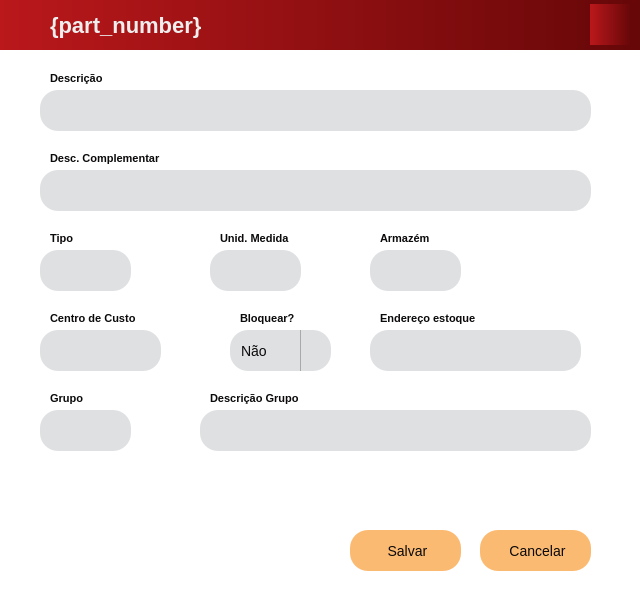
This is src/qt/ui/edit_product_window.ui in eliezermoraesss/eureka_app_pyqt5_project_v2 as Qt 5 draws it before an edit. The edited form follows.
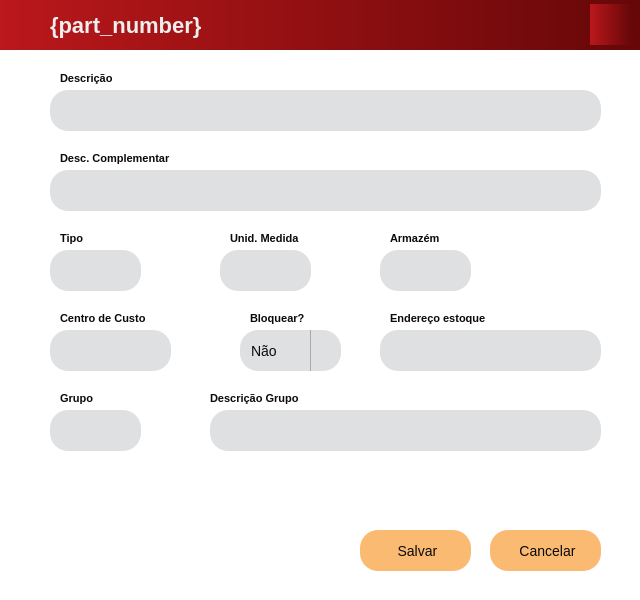
This is the edited form. Icons and pictures are not drawn.

Commit message: style: replace tkinter window notification for pyqt5 QMessageBox window dialog

```diff
--- a/src/qt/ui/edit_product_window.ui
+++ b/src/qt/ui/edit_product_window.ui
@@ -196,24 +196,6 @@
     height: 10px;
 }
 
-QPushButton {
-    background-color: #fbba72;
-    border: 2px;
-    border-radius: 18px;
-    font-size: 14px;
-    font-weight: regular;
-}
-
-QPushButton:hover {
-    background-color: #e5383b;
-    color: #EEEEEE
-}
-
-QPushButton:pressed {
-    background-color: #6703c5;
-    color: #EEEEEE;
-}
-
 QTableWidget {
     border: 1px solid #000000;
     background-color: #686D76;
@@ -249,7 +231,7 @@
    <widget class="QLineEdit" name="desc_comp_field">
     <property name="geometry">
      <rect>
-      <x>40</x>
+      <x>50</x>
       <y>120</y>
       <width>551</width>
       <height>41</height>
@@ -285,7 +267,7 @@
    <widget class="QLineEdit" name="tipo_field">
     <property name="geometry">
      <rect>
-      <x>40</x>
+      <x>50</x>
       <y>200</y>
       <width>91</width>
       <height>41</height>
@@ -327,7 +309,7 @@
    <widget class="QLabel" name="desc_comp_label">
     <property name="geometry">
      <rect>
-      <x>50</x>
+      <x>60</x>
       <y>100</y>
       <width>131</width>
       <height>16</height>
@@ -347,7 +329,7 @@
    <widget class="QLabel" name="tipo_label">
     <property name="geometry">
      <rect>
-      <x>50</x>
+      <x>60</x>
       <y>180</y>
       <width>51</width>
       <height>16</height>
@@ -367,7 +349,7 @@
    <widget class="QPushButton" name="btn_close">
     <property name="geometry">
      <rect>
-      <x>480</x>
+      <x>490</x>
       <y>480</y>
       <width>111</width>
       <height>41</height>
@@ -388,10 +370,25 @@
      <enum>Qt::TabFocus</enum>
     </property>
     <property name="styleSheet">
-     <string notr="true">QPushButton:hover {
+     <string notr="true">QPushButton {
+    background-color: #fbba72;
+    border: 2px;
+    border-radius: 18px;
+    font-size: 14px;
+    font-weight: regular;
+}
+
+QPushButton:hover {
     background-color: #d60000;
     color: #EEEEEE
-}</string>
+}
+
+QPushButton:pressed {
+    background-color: #6703c5;
+    color: #EEEEEE;
+}
+
+</string>
     </property>
     <property name="text">
      <string> Cancelar</string>
@@ -410,7 +407,7 @@
    <widget class="QLabel" name="descricao_label">
     <property name="geometry">
      <rect>
-      <x>50</x>
+      <x>60</x>
       <y>20</y>
       <width>61</width>
       <height>16</height>
@@ -430,7 +427,7 @@
    <widget class="QLineEdit" name="descricao_field">
     <property name="geometry">
      <rect>
-      <x>40</x>
+      <x>50</x>
       <y>40</y>
       <width>551</width>
       <height>41</height>
@@ -469,46 +466,46 @@
    <widget class="QLineEdit" name="um_field">
     <property name="geometry">
      <rect>
-      <x>210</x>
-      <y>200</y>
-      <width>91</width>
-      <height>41</height>
-     </rect>
-    </property>
-    <property name="minimumSize">
-     <size>
-      <width>10</width>
-      <height>41</height>
-     </size>
-    </property>
-    <property name="font">
-     <font>
-      <pointsize>-1</pointsize>
-     </font>
-    </property>
-    <property name="focusPolicy">
-     <enum>Qt::ClickFocus</enum>
-    </property>
-    <property name="inputMask">
-     <string/>
-    </property>
-    <property name="text">
-     <string/>
-    </property>
-    <property name="maxLength">
-     <number>2</number>
-    </property>
-    <property name="echoMode">
-     <enum>QLineEdit::Normal</enum>
-    </property>
-    <property name="clearButtonEnabled">
-     <bool>true</bool>
-    </property>
-   </widget>
-   <widget class="QLabel" name="um_label">
-    <property name="geometry">
-     <rect>
       <x>220</x>
+      <y>200</y>
+      <width>91</width>
+      <height>41</height>
+     </rect>
+    </property>
+    <property name="minimumSize">
+     <size>
+      <width>10</width>
+      <height>41</height>
+     </size>
+    </property>
+    <property name="font">
+     <font>
+      <pointsize>-1</pointsize>
+     </font>
+    </property>
+    <property name="focusPolicy">
+     <enum>Qt::ClickFocus</enum>
+    </property>
+    <property name="inputMask">
+     <string/>
+    </property>
+    <property name="text">
+     <string/>
+    </property>
+    <property name="maxLength">
+     <number>2</number>
+    </property>
+    <property name="echoMode">
+     <enum>QLineEdit::Normal</enum>
+    </property>
+    <property name="clearButtonEnabled">
+     <bool>true</bool>
+    </property>
+   </widget>
+   <widget class="QLabel" name="um_label">
+    <property name="geometry">
+     <rect>
+      <x>230</x>
       <y>180</y>
       <width>81</width>
       <height>16</height>
@@ -528,7 +525,7 @@
    <widget class="QLabel" name="armazem_label">
     <property name="geometry">
      <rect>
-      <x>380</x>
+      <x>390</x>
       <y>180</y>
       <width>61</width>
       <height>16</height>
@@ -548,7 +545,7 @@
    <widget class="QPushButton" name="btn_save">
     <property name="geometry">
      <rect>
-      <x>350</x>
+      <x>360</x>
       <y>480</y>
       <width>111</width>
       <height>41</height>
@@ -569,10 +566,24 @@
      <enum>Qt::TabFocus</enum>
     </property>
     <property name="styleSheet">
-     <string notr="true">QPushButton:hover {
+     <string notr="true">QPushButton {
+    background-color: #fbba72;
+    border: 2px;
+    border-radius: 18px;
+    font-size: 14px;
+    font-weight: regular;
+}
+
+QPushButton:hover {
     background-color: #399918;
     color: #EEEEEE
-}</string>
+}
+QPushButton:pressed {
+    background-color: #6703c5;
+    color: #EEEEEE;
+}
+
+</string>
     </property>
     <property name="text">
      <string> Salvar</string>
@@ -591,7 +602,7 @@
    <widget class="QLineEdit" name="grupo_field">
     <property name="geometry">
      <rect>
-      <x>40</x>
+      <x>50</x>
       <y>360</y>
       <width>91</width>
       <height>41</height>
@@ -630,7 +641,7 @@
    <widget class="QLabel" name="grupo_label">
     <property name="geometry">
      <rect>
-      <x>50</x>
+      <x>60</x>
       <y>340</y>
       <width>81</width>
       <height>16</height>
@@ -650,7 +661,7 @@
    <widget class="QLineEdit" name="desc_grupo_field">
     <property name="geometry">
      <rect>
-      <x>200</x>
+      <x>210</x>
       <y>360</y>
       <width>391</width>
       <height>41</height>
@@ -712,7 +723,7 @@
    <widget class="QLabel" name="cc_label">
     <property name="geometry">
      <rect>
-      <x>50</x>
+      <x>60</x>
       <y>260</y>
       <width>101</width>
       <height>16</height>
@@ -732,7 +743,7 @@
    <widget class="QComboBox" name="bloquear_combobox">
     <property name="geometry">
      <rect>
-      <x>230</x>
+      <x>240</x>
       <y>280</y>
       <width>101</width>
       <height>41</height>
@@ -787,7 +798,7 @@
    <widget class="QLabel" name="bloquear_label">
     <property name="geometry">
      <rect>
-      <x>240</x>
+      <x>250</x>
       <y>260</y>
       <width>101</width>
       <height>16</height>
@@ -807,9 +818,9 @@
    <widget class="QLineEdit" name="endereco_field">
     <property name="geometry">
      <rect>
-      <x>370</x>
+      <x>380</x>
       <y>280</y>
-      <width>211</width>
+      <width>221</width>
       <height>41</height>
      </rect>
     </property>
@@ -849,7 +860,7 @@
    <widget class="QLabel" name="endereco_label">
     <property name="geometry">
      <rect>
-      <x>380</x>
+      <x>390</x>
       <y>260</y>
       <width>111</width>
       <height>16</height>
@@ -869,7 +880,7 @@
    <widget class="QLineEdit" name="armazem_field">
     <property name="geometry">
      <rect>
-      <x>370</x>
+      <x>380</x>
       <y>200</y>
       <width>91</width>
       <height>41</height>
@@ -911,7 +922,7 @@
    <widget class="QLineEdit" name="cc_field">
     <property name="geometry">
      <rect>
-      <x>40</x>
+      <x>50</x>
       <y>280</y>
       <width>121</width>
       <height>41</height>
@@ -953,7 +964,7 @@
    <widget class="QPushButton" name="btn_search_tipo">
     <property name="geometry">
      <rect>
-      <x>135</x>
+      <x>145</x>
       <y>200</y>
       <width>41</width>
       <height>41</height>
@@ -1009,7 +1020,7 @@
    <widget class="QPushButton" name="btn_search_um">
     <property name="geometry">
      <rect>
-      <x>305</x>
+      <x>315</x>
       <y>200</y>
       <width>41</width>
       <height>41</height>
@@ -1065,7 +1076,7 @@
    <widget class="QPushButton" name="btn_search_arm">
     <property name="geometry">
      <rect>
-      <x>465</x>
+      <x>475</x>
       <y>200</y>
       <width>41</width>
       <height>41</height>
@@ -1121,7 +1132,7 @@
    <widget class="QPushButton" name="btn_search_cc">
     <property name="geometry">
      <rect>
-      <x>165</x>
+      <x>175</x>
       <y>280</y>
       <width>41</width>
       <height>41</height>
@@ -1177,7 +1188,7 @@
    <widget class="QPushButton" name="btn_search_grupo">
     <property name="geometry">
      <rect>
-      <x>135</x>
+      <x>145</x>
       <y>360</y>
       <width>41</width>
       <height>41</height>
@@ -1233,7 +1244,7 @@
    <widget class="QLabel" name="logo_enaplic_50">
     <property name="geometry">
      <rect>
-      <x>40</x>
+      <x>50</x>
       <y>450</y>
       <width>121</width>
       <height>101</height>
```
The commit also changes 2 other files.
